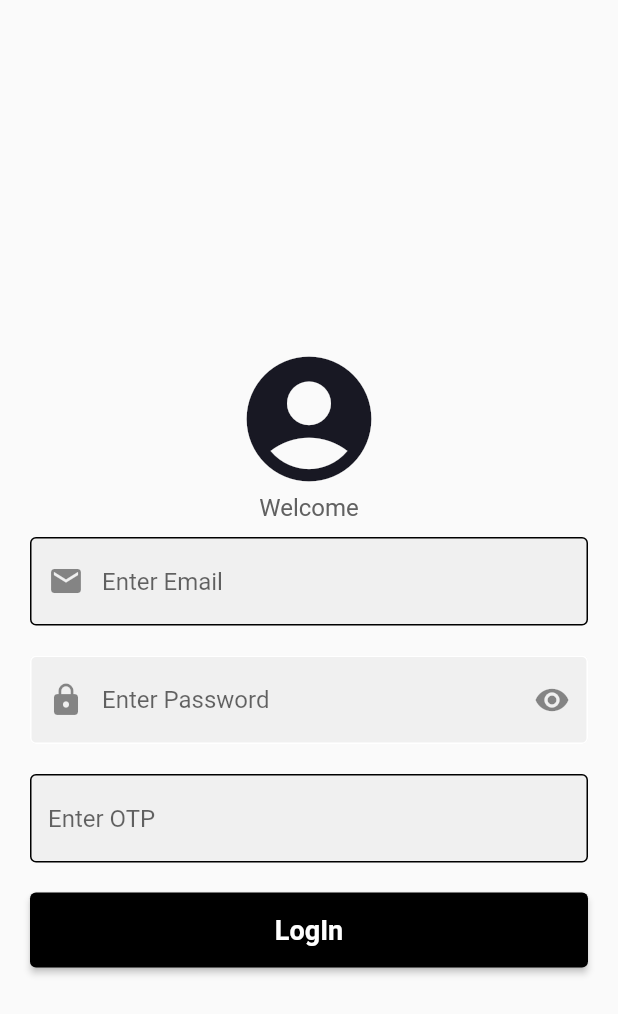
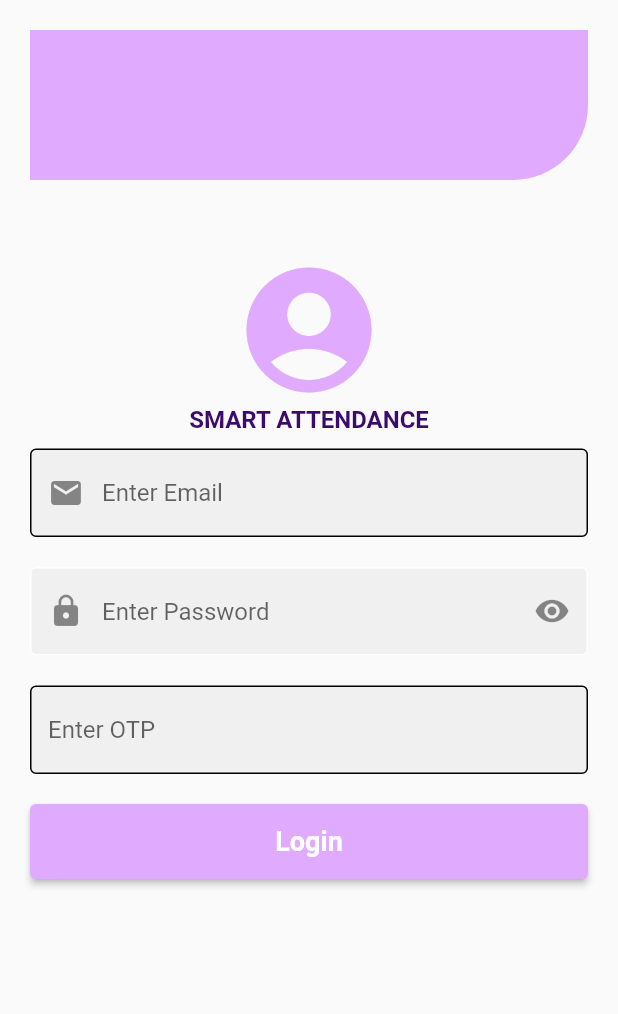
Before and after one commit to Smart-Attendance-CSIT/SmartAttendanceFlutter_student, a Flutter app: the screen it shows after launch, on a phone screen of 412 x 824 dp. Shown: the top 1014 px of the screen. Run offline on Flutter 3.47's test engine with Material 2 defaults, Android fonts, the phone set to English and light mode, and no system bars; our stand-ins replace dio, lottie, pretty_dio_logger, shared_preferences, table_calendar; missing offline and left inert: flutter_barcode_scanner.

Commit message:
UI updates

```diff
--- a/lib/config/constants/app_theme.dart
+++ b/lib/config/constants/app_theme.dart
@@ -6,7 +6,8 @@ const appColor2 = Color(0xff537FE7);
 const appColor3 = Color(0xffC0EEF2);
 const appColor4 = Color(0xffE9F8F9);
 
-const labelStyle = TextStyle(fontSize: 18, fontWeight: FontWeight.bold);
+const labelStyle =
+    TextStyle(fontSize: 18, fontWeight: FontWeight.bold, color: Colors.black);
 
 Color mainColor = Color(0xFFe0aaff);
 Color buttonColor = Color(0xFF9d4edd);
--- a/lib/presentation/screens/login.dart
+++ b/lib/presentation/screens/login.dart
@@ -35,27 +35,38 @@ class _LoginScreenState extends State<LoginScreen> {
       body: SafeArea(
         child: Container(
           width: double.infinity,
-          padding: const EdgeInsets.all(20),
-          child: Center(
+          padding: const EdgeInsets.fromLTRB(20, 20, 20, 20),
           child: Form(
             key: _formKey,
             child: SingleChildScrollView(
-                child: Column(
-                    mainAxisAlignment: MainAxisAlignment.center,
-                    children: [
+              child:
+                  Column(mainAxisAlignment: MainAxisAlignment.start, children: [
+                Container(
+                  height: 100,
+                  decoration: BoxDecoration(
+                    // color: Theme.of(context).primaryColor,
+                    color: mainColor,
+
+                    borderRadius: const BorderRadius.only(
+                      bottomRight: Radius.circular(50),
+                    ),
+                  ),
+                ),
+
                 const SizedBox(height: 50),
                 //logo
-                      const Icon(
+                Icon(
                   Icons.account_circle,
                   size: 100,
-                        color: appColor1,
+                  color: mainColor,
                 ),
 
                 //Welcome back,you've been missed!
                 Text(
-                        'Welcome',
+                  'SMART ATTENDANCE',
                   style: TextStyle(
-                          color: Colors.grey[700],
+                    fontWeight: FontWeight.bold,
+                    color: textColor,
                     fontSize: 16,
                   ),
                 ),
@@ -152,7 +163,7 @@ class _LoginScreenState extends State<LoginScreen> {
                         width: 500,
                         child: ElevatedButton(
                             style: ElevatedButton.styleFrom(
-                                      backgroundColor: Colors.black),
+                                backgroundColor: mainColor),
                             onPressed: () {
                               if (_formKey.currentState!.validate()) {
                                 login(Loginparams(
@@ -163,7 +174,7 @@ class _LoginScreenState extends State<LoginScreen> {
                               }
                             },
                             child: const Text(
-                                    'LogIn',
+                              'Login',
                               style: TextStyle(
                                   color: Colors.white,
                                   fontSize: 18,
@@ -174,7 +185,6 @@ class _LoginScreenState extends State<LoginScreen> {
                         child: CircularProgressIndicator(),
                       )
               ]),
-              ),
             ),
           ),
         ),
--- a/lib/presentation/screens/options.dart
+++ b/lib/presentation/screens/options.dart
@@ -113,7 +113,7 @@ class _OptionScreenState extends State<OptionScreen> {
                       ),
                       Text(
                         "Today's Attendance",
-                        style: TextStyle(color: Colors.black, fontSize: 20),
+                        style: TextStyle(color: textColor, fontSize: 20),
                       ),
                       SizedBox(
                         width: 20,
@@ -183,9 +183,9 @@ class _OptionScreenState extends State<OptionScreen> {
                       SizedBox(
                         width: 20,
                       ),
-                      const Text(
+                      Text(
                         "Leave Request",
-                        style: TextStyle(color: Colors.black, fontSize: 20),
+                        style: TextStyle(color: textColor, fontSize: 20),
                       ),
                       SizedBox(
                         width: 65,
```
Also changed, not shown: lib/presentation/screens/leave.dart (+6 -3 lines), lib/presentation/screens/record_screen.dart (+12 -5 lines), lib/presentation/screens/summary.dart (+6 -3 lines). Lines whose indentation alone changed are shown as unchanged.
